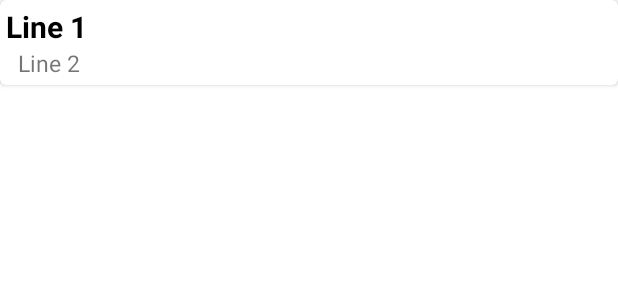
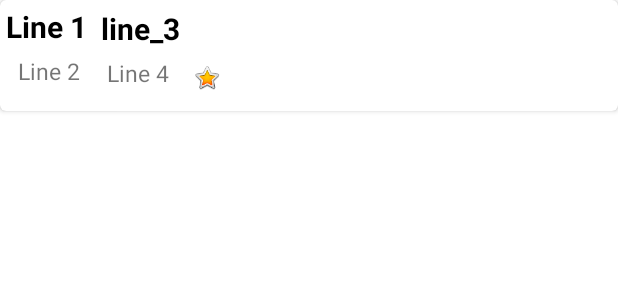
Before and after one commit to Colms152/is4448_ca2, an Android app: the layout hero_item.xml on its own in the app's theme, with its tools: preview values and no code run, on a phone screen of 412 x 824 dp. Shown: the top 300 px of the screen. Run offline under Robolectric (Android 15) with nearby library versions, the light colour scheme and no system bars.

Commit message:
View and Search

```diff
--- a/assignment2/app/build.gradle
+++ b/assignment2/app/build.gradle
@@ -34,6 +34,7 @@ dependencies {
     implementation 'androidx.appcompat:appcompat:1.2.0'
     implementation 'com.google.android.material:material:1.3.0'
     implementation 'androidx.constraintlayout:constraintlayout:2.0.4'
+    implementation 'androidx.legacy:legacy-support-v4:1.0.0'
     testImplementation 'junit:junit:4.+'
     androidTestImplementation 'androidx.test.ext:junit:1.1.2'
     androidTestImplementation 'androidx.test.espresso:espresso-core:3.3.0'
--- a/assignment2/app/src/main/AndroidManifest.xml
+++ b/assignment2/app/src/main/AndroidManifest.xml
@@ -6,7 +6,7 @@
     <application
         android:allowBackup="true"
         android:icon="@mipmap/ic_launcher"
-        android:label="@string/app_name"
+        android:label="Heros and COVID App"
         android:roundIcon="@mipmap/ic_launcher_round"
         android:supportsRtl="true"
         android:theme="@style/Theme.Assignment2">
--- a/assignment2/app/src/main/res/layout/hero_item.xml
+++ b/assignment2/app/src/main/res/layout/hero_item.xml
@@ -12,7 +12,7 @@
 
     <RelativeLayout
         android:layout_width="match_parent"
-        android:layout_height="match_parent"
+        android:layout_height="66dp"
         android:layout_margin="4dp">
 
         <TextView
@@ -31,8 +31,43 @@
             android:layout_height="wrap_content"
             android:layout_below="@+id/textView"
             android:layout_marginStart="8dp"
+            android:layout_marginTop="5dp"
             android:text="@string/line_2"
             android:textSize="15sp" />
+
+        <TextView
+            android:id="@+id/textView3"
+            android:layout_width="wrap_content"
+            android:layout_height="wrap_content"
+            android:layout_alignParentTop="true"
+            android:layout_marginStart="9dp"
+            android:layout_marginTop="1dp"
+            android:layout_toEndOf="@+id/textView"
+            android:text="line_3"
+            android:textColor="@android:color/black"
+            android:textSize="20sp"
+            android:textStyle="bold" />
+
+        <TextView
+            android:id="@+id/textView4"
+            android:layout_width="wrap_content"
+            android:layout_height="wrap_content"
+            android:layout_below="@+id/textView3"
+            android:layout_marginStart="18dp"
+            android:layout_marginTop="5dp"
+            android:layout_toEndOf="@+id/textView2"
+            android:text="Line 4"
+            android:textSize="15sp" />
+
+        <ImageView
+            android:id="@+id/imageView"
+            android:layout_width="wrap_content"
+            android:layout_height="19dp"
+            android:layout_below="@+id/textView3"
+            android:layout_marginStart="9dp"
+            android:layout_marginTop="9dp"
+            android:layout_toEndOf="@+id/textView4"
+            app:srcCompat="@android:drawable/btn_star_big_on" />
 
     </RelativeLayout>
 
--- a/assignment2/app/src/main/res/values/colors.xml
+++ b/assignment2/app/src/main/res/values/colors.xml
@@ -7,4 +7,5 @@
     <color name="teal_700">#FF018786</color>
     <color name="black">#FF000000</color>
     <color name="white">#FFFFFFFF</color>
+    <color name="background">#F44336</color>
 </resources>
```
Also changed, not shown: assignment2/app/src/main/java/is4447/bis/ucc/assignment2/BackGroundBoundService.java (+2 -5 lines), assignment2/app/src/main/java/is4447/bis/ucc/assignment2/HeroAdapter.java (+3 -26 lines), assignment2/app/src/main/java/is4447/bis/ucc/assignment2/HeroRVAdapter.java (+13 -1 lines), assignment2/app/src/main/java/is4447/bis/ucc/assignment2/MainActivity.java (+101 -22 lines), assignment2/app/src/main/res/layout/activity_main.xml (+37 -42 lines).
